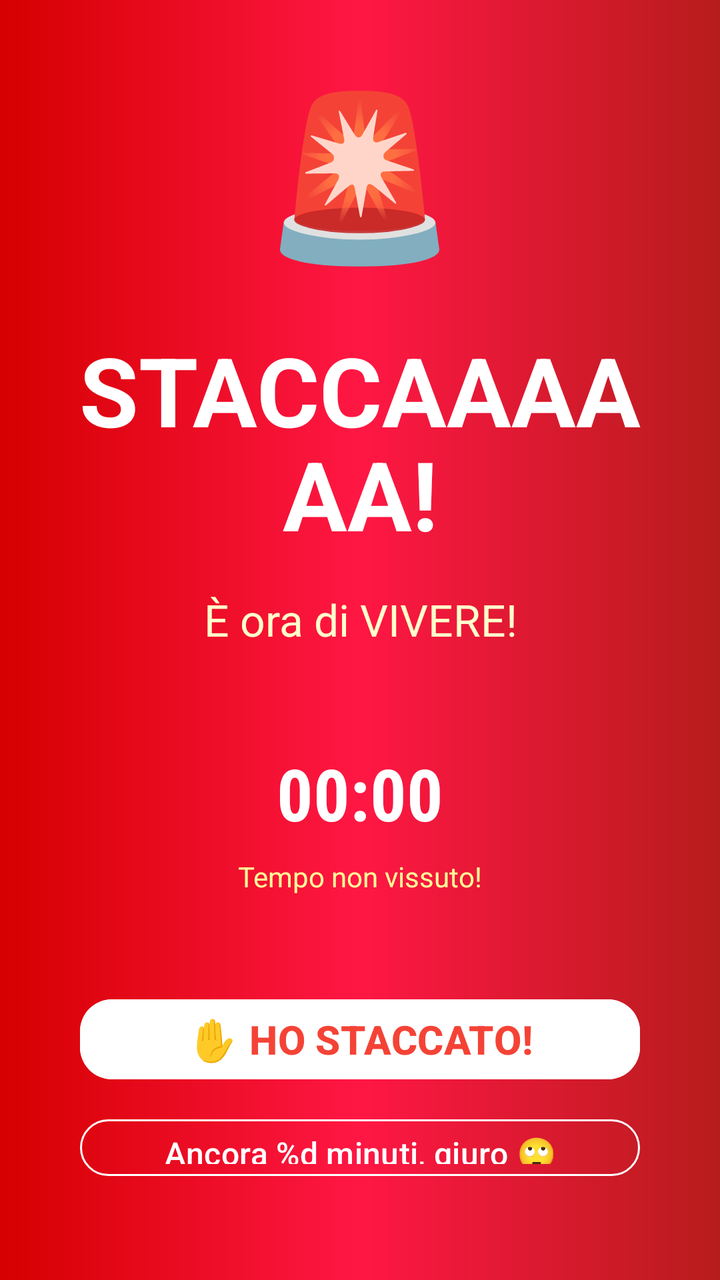
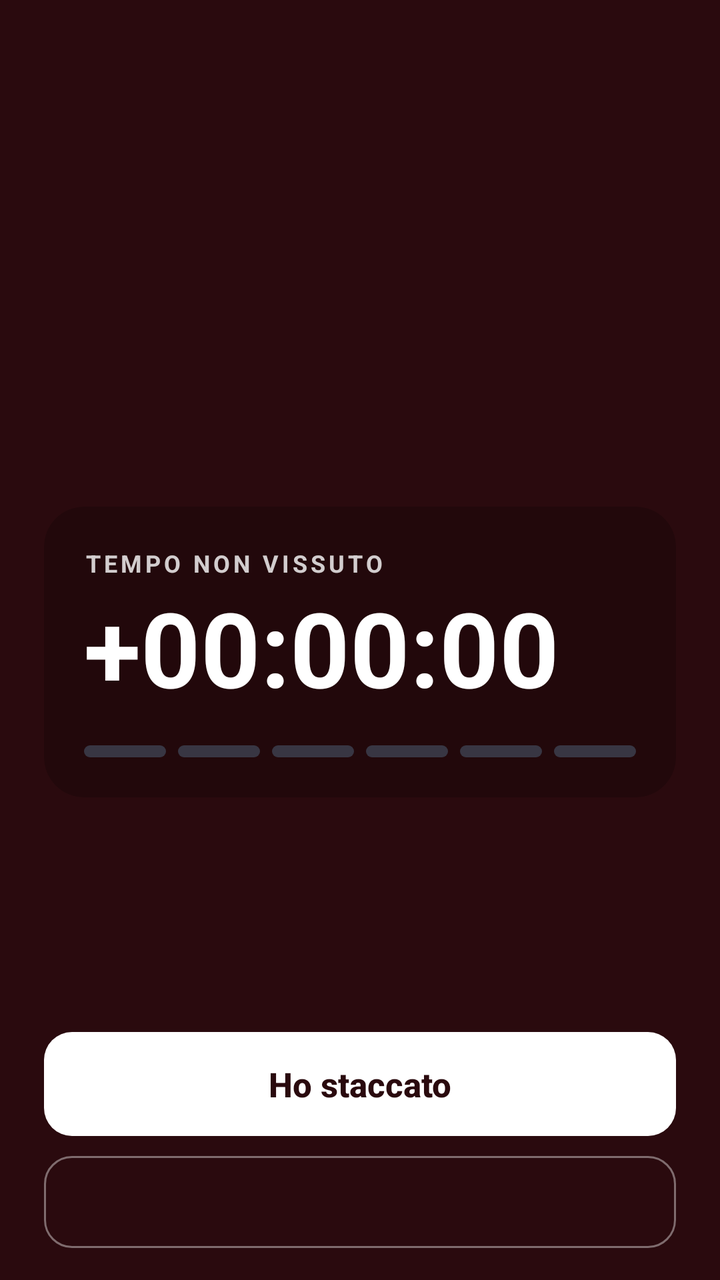

Screens rendered from an Android XML layout before and after an edit, with the pre-edit source and the edit as a unified diff.
<!-- AndroidManifest.xml: activity theme Theme.Stacca.FullScreen -->
<!-- res/layout/activity_fullscreen_alert.xml -->
<?xml version="1.0" encoding="utf-8"?>
<FrameLayout xmlns:android="http://schemas.android.com/apk/res/android"
    xmlns:app="http://schemas.android.com/apk/res-auto"
    android:layout_width="match_parent"
    android:layout_height="match_parent"
    android:background="@drawable/alert_background">

    <LinearLayout
        android:layout_width="match_parent"
        android:layout_height="match_parent"
        android:orientation="vertical"
        android:gravity="center"
        android:padding="32dp">

        
        <TextView
            android:id="@+id/tvAlertEmoji"
            android:layout_width="wrap_content"
            android:layout_height="wrap_content"
            android:text="🚨"
            android:textSize="80sp"
            android:layout_marginBottom="24dp" />

        
        <TextView
            android:id="@+id/tvAlertTitle"
            android:layout_width="wrap_content"
            android:layout_height="wrap_content"
            android:text="@string/fullscreen_title"
            style="@style/TextAppearance.Stacca.Alert"
            android:gravity="center"
            android:layout_marginBottom="16dp" />

        
        <TextView
            android:id="@+id/tvAlertMessage"
            android:layout_width="wrap_content"
            android:layout_height="wrap_content"
            android:text="@string/fullscreen_subtitle"
            android:textSize="22sp"
            android:textColor="#FFFFFFCC"
            android:gravity="center"
            android:layout_marginBottom="48dp"
            android:lineSpacingExtra="4dp" />

        
        <TextView
            android:id="@+id/tvOvertimeCounter"
            android:layout_width="wrap_content"
            android:layout_height="wrap_content"
            android:text="00:00"
            android:textSize="36sp"
            android:textStyle="bold"
            android:textColor="@color/white"
            android:fontFamily="sans-serif-condensed"
            android:layout_marginBottom="8dp" />

        <TextView
            android:layout_width="wrap_content"
            android:layout_height="wrap_content"
            android:text="@string/overtime"
            android:textSize="14sp"
            android:textColor="#FFFFFF99"
            android:layout_marginBottom="48dp" />

        
        <com.google.android.material.button.MaterialButton
            android:id="@+id/btnStopWork"
            android:layout_width="280dp"
            android:layout_height="wrap_content"
            android:text="@string/btn_ho_staccato"
            style="@style/Widget.Stacca.Button.Primary"
            android:backgroundTint="@color/white"
            android:textColor="@color/alert_nuclear"
            android:textSize="20sp"
            android:layout_marginBottom="12dp" />

        <com.google.android.material.button.MaterialButton
            android:id="@+id/btnSnooze"
            android:layout_width="280dp"
            android:layout_height="wrap_content"
            android:text="@string/btn_snooze"
            style="@style/Widget.Stacca.Button.Secondary"
            app:strokeColor="@color/white"
            android:textColor="@color/white"
            android:layout_marginBottom="16dp" />

    </LinearLayout>
</FrameLayout>
<!-- resources referenced by this layout -->
<resources>
  <color name="alert_nuclear">#F44336</color>
  <color name="white">#FFFFFF</color>
  <!-- drawable alert_background (drawable) -->
  <?xml version="1.0" encoding="utf-8"?>
  <shape xmlns:android="http://schemas.android.com/apk/res/android"
      android:shape="rectangle">
      <gradient
          android:angle="180"
          android:startColor="#B71C1C"
          android:centerColor="#FF1744"
          android:endColor="#D50000"
          android:type="linear" />
  </shape>
  <string name="btn_ho_staccato">✋ HO STACCATO!</string>
  <string name="btn_snooze">Ancora %d minuti, giuro 🙄</string>
  <string name="fullscreen_subtitle">È ora di VIVERE!</string>
  <string name="fullscreen_title">STACCAAAAAA!</string>
  <string name="overtime">Tempo non vissuto!</string>
  <style name="TextAppearance.Stacca.Alert" parent="TextAppearance.Material3.DisplayMedium">
          <item name="android:textSize">48sp</item>
          <item name="android:textStyle">bold</item>
          <item name="android:textColor">@color/white</item>
          <item name="android:fontFamily">sans-serif-black</item>
      </style>
  <style name="Widget.Stacca.Button.Primary" parent="Widget.Material3.Button">
          <item name="android:textSize">16sp</item>
          <item name="android:textStyle">bold</item>
          <item name="android:textColor">@color/white</item>
          <item name="android:textAllCaps">false</item>
          <item name="cornerRadius">16dp</item>
      </style>
  <style name="Widget.Stacca.Button.Secondary" parent="Widget.Material3.Button.OutlinedButton">
          <item name="android:textSize">16sp</item>
          <item name="cornerRadius">16dp</item>
          <item name="strokeColor">@color/primary</item>
          <item name="android:textColor">@color/primary</item>
      </style>
  <style name="Theme.Stacca.FullScreen" parent="Theme.Stacca">
          <item name="android:windowFullscreen">true</item>
          <item name="android:windowNoTitle">true</item>
          <item name="android:windowBackground">@color/alert_nuclear</item>
      </style>
  <color name="primary">#FF6B35</color>
  <style name="Theme.Stacca" parent="Theme.Material3.Dark.NoActionBar">
          <item name="colorPrimary">@color/primary</item>
          <item name="colorPrimaryDark">@color/primary_dark</item>
          <item name="colorOnPrimary">@color/on_primary</item>
          <item name="colorSecondary">@color/secondary</item>
          <item name="colorOnSecondary">@color/on_secondary</item>
          <item name="colorTertiary">@color/tertiary</item>
          <item name="colorOnTertiary">@color/on_tertiary</item>
          <item name="android:colorBackground">@color/background_dark</item>
          <item name="colorSurface">@color/surface</item>
          <item name="colorSurfaceVariant">@color/surface_variant</item>
          <item name="android:textColorPrimary">@color/text_primary</item>
          <item name="android:textColorSecondary">@color/text_secondary</item>
          <item name="android:textColorHint">@color/text_hint</item>
          <item name="android:statusBarColor">@color/background_dark</item>
          <item name="android:navigationBarColor">@color/background_dark</item>
          <item name="android:windowBackground">@color/background_dark</item>
      </style>
  <color name="primary_dark">#E55A2B</color>
  <color name="on_primary">#FFFFFF</color>
  <color name="secondary">#7B2FF7</color>
  <color name="on_secondary">#FFFFFF</color>
  <color name="tertiary">#00C9A7</color>
  <color name="on_tertiary">#FFFFFF</color>
  <color name="background_dark">#0D0D1A</color>
  <color name="surface">#16213E</color>
  <color name="surface_variant">#1E2A4A</color>
  <color name="text_primary">#FFFFFF</color>
  <color name="text_secondary">#B0B0CC</color>
  <color name="text_hint">#6E6E8A</color>
</resources>

<!-- the commit's change to res/layout/activity_fullscreen_alert.xml (unified diff, before → after) -->
@@ -1,89 +1,147 @@
 <?xml version="1.0" encoding="utf-8"?>
 <FrameLayout xmlns:android="http://schemas.android.com/apk/res/android"
     xmlns:app="http://schemas.android.com/apk/res-auto"
+    android:id="@+id/alertRoot"
     android:layout_width="match_parent"
     android:layout_height="match_parent"
-    android:background="@drawable/alert_background">
+    android:background="@color/alert_bg_nuclear">
 
     <LinearLayout
         android:layout_width="match_parent"
         android:layout_height="match_parent"
         android:orientation="vertical"
-        android:gravity="center"
-        android:padding="32dp">
+        android:paddingStart="22dp"
+        android:paddingEnd="22dp"
+        android:paddingTop="24dp"
+        android:paddingBottom="16dp">
 
         
         <TextView
-            android:id="@+id/tvAlertEmoji"
+            android:id="@+id/tvAlertLevel"
             android:layout_width="wrap_content"
             android:layout_height="wrap_content"
-            android:text="🚨"
-            android:textSize="80sp"
-            android:layout_marginBottom="24dp" />
+            android:textSize="12sp"
+            android:textStyle="bold"
+            android:letterSpacing="0.14"
+            android:textColor="#CCFFFFFF" />
+
+        <Space
+            android:layout_width="match_parent"
+            android:layout_height="0dp"
+            android:layout_weight="1" />
 
         
         <TextView
             android:id="@+id/tvAlertTitle"
-            android:layout_width="wrap_content"
+            android:layout_width="match_parent"
             android:layout_height="wrap_content"
-            android:text="@string/fullscreen_title"
-            style="@style/TextAppearance.Stacca.Alert"
-            android:gravity="center"
-            android:layout_marginBottom="16dp" />
+            android:textSize="30sp"
+            android:fontFamily="sans-serif-black"
+            android:lineSpacingMultiplier="1.08"
+            android:letterSpacing="-0.01"
+            android:textColor="@color/white" />
+
+        <TextView
+            android:id="@+id/tvAlertMessage"
+            android:layout_width="match_parent"
+            android:layout_height="wrap_content"
+            android:layout_marginTop="10dp"
+            android:textSize="16sp"
+            android:lineSpacingMultiplier="1.15"
+            android:textColor="#D9FFFFFF" />
 
         
-        <TextView
-            android:id="@+id/tvAlertMessage"
-            android:layout_width="wrap_content"
+        <com.google.android.material.card.MaterialCardView
+            android:layout_width="match_parent"
             android:layout_height="wrap_content"
-            android:text="@string/fullscreen_subtitle"
-            android:textSize="22sp"
-            android:textColor="#FFFFFFCC"
-            android:gravity="center"
-            android:layout_marginBottom="48dp"
-            android:lineSpacingExtra="4dp" />
+            android:layout_marginTop="24dp"
+            app:cardBackgroundColor="#33000000"
+            app:cardCornerRadius="20dp"
+            app:cardElevation="0dp"
+            app:strokeWidth="0dp">
 
-        
-        <TextView
-            android:id="@+id/tvOvertimeCounter"
-            android:layout_width="wrap_content"
-            android:layout_height="wrap_content"
-            android:text="00:00"
-            android:textSize="36sp"
-            android:textStyle="bold"
-            android:textColor="@color/white"
-            android:fontFamily="sans-serif-condensed"
-            android:layout_marginBottom="8dp" />
+            <LinearLayout
+                android:layout_width="match_parent"
+                android:layout_height="wrap_content"
+                android:orientation="vertical"
+                android:padding="20dp">
 
-        <TextView
-            android:layout_width="wrap_content"
-            android:layout_height="wrap_content"
-            android:text="@string/overtime"
-            android:textSize="14sp"
-            android:textColor="#FFFFFF99"
-            android:layout_marginBottom="48dp" />
+                <TextView
+                    android:layout_width="wrap_content"
+                    android:layout_height="wrap_content"
+                    android:text="@string/tempo_non_vissuto_title"
+                    android:textSize="12sp"
+                    android:textStyle="bold"
+                    android:letterSpacing="0.14"
+                    android:textColor="#CCFFFFFF" />
 
-        
+                <TextView
+                    android:id="@+id/tvOvertimeCounter"
+                    android:layout_width="wrap_content"
+                    android:layout_height="wrap_content"
+                    android:layout_marginTop="6dp"
+                    android:text="+00:00:00"
+                    android:textSize="52sp"
+                    android:textStyle="bold"
+                    android:fontFeatureSettings="tnum"
+                    android:includeFontPadding="false"
+                    android:textColor="@color/white" />
+
+                
+                <LinearLayout
+                    android:id="@+id/alertSegments"
+                    android:layout_width="match_parent"
+                    android:layout_height="6dp"
+                    android:layout_marginTop="16dp"
+                    android:orientation="horizontal">
+
+                    <View android:layout_width="0dp" android:layout_height="match_parent" android:layout_weight="1" android:layout_marginEnd="6dp" android:background="@drawable/bg_segment" />
+                    <View android:layout_width="0dp" android:layout_height="match_parent" android:layout_weight="1" android:layout_marginEnd="6dp" android:background="@drawable/bg_segment" />
+                    <View android:layout_width="0dp" android:layout_height="match_parent" android:layout_weight="1" android:layout_marginEnd="6dp" android:background="@drawable/bg_segment" />
+                    <View android:layout_width="0dp" android:layout_height="match_parent" android:layout_weight="1" android:layout_marginEnd="6dp" android:background="@drawable/bg_segment" />
+                    <View android:layout_width="0dp" android:layout_height="match_parent" android:layout_weight="1" android:layout_marginEnd="6dp" android:background="@drawable/bg_segment" />
+                    <View android:layout_width="0dp" android:layout_height="match_parent" android:layout_weight="1" android:background="@drawable/bg_segment" />
+                </LinearLayout>
+            </LinearLayout>
+        </com.google.android.material.card.MaterialCardView>
+
+        <Space
+            android:layout_width="match_parent"
+            android:layout_height="0dp"
+            android:layout_weight="1" />
+
         <com.google.android.material.button.MaterialButton
             android:id="@+id/btnStopWork"
-            android:layout_width="280dp"
-            android:layout_height="wrap_content"
-            android:text="@string/btn_ho_staccato"
-            style="@style/Widget.Stacca.Button.Primary"
-            android:backgroundTint="@color/white"
-            android:textColor="@color/alert_nuclear"
-            android:textSize="20sp"
-            android:layout_marginBottom="12dp" />
+            android:layout_width="match_parent"
+            android:layout_height="52dp"
+            android:insetTop="0dp"
+            android:insetBottom="0dp"
+            android:text="@string/btn_ho_staccato_home"
+            android:textSize="17sp"
+            android:textStyle="bold"
+            android:textAllCaps="false"
+            android:letterSpacing="0"
+            android:textColor="@color/alert_bg_nuclear"
+            app:backgroundTint="@color/white"
+            app:cornerRadius="14dp"
+            app:elevation="0dp" />
 
         <com.google.android.material.button.MaterialButton
             android:id="@+id/btnSnooze"
-            android:layout_width="280dp"
-            android:layout_height="wrap_content"
-            android:text="@string/btn_snooze"
-            style="@style/Widget.Stacca.Button.Secondary"
-            app:strokeColor="@color/white"
+            style="@style/Widget.Material3.Button.OutlinedButton"
+            android:layout_width="match_parent"
+            android:layout_height="46dp"
+            android:layout_marginTop="10dp"
+            android:insetTop="0dp"
+            android:insetBottom="0dp"
+            android:textSize="15sp"
+            android:textStyle="bold"
+            android:textAllCaps="false"
+            android:letterSpacing="0"
             android:textColor="@color/white"
-            android:layout_marginBottom="16dp" />
+            app:strokeColor="#66FFFFFF"
+            app:strokeWidth="1dp"
+            app:cornerRadius="14dp" />
 
     </LinearLayout>
 </FrameLayout>
<!-- resource entries referenced after the edit -->
@@ -1,47 +1,23 @@
 <!-- resources referenced by this layout -->
 <resources>
+  <color name="alert_bg_nuclear">#2A0A0E</color>
   <color name="alert_nuclear">#F44336</color>
   <color name="white">#FFFFFF</color>
-  <!-- drawable alert_background (drawable) -->
+  <!-- drawable bg_segment (drawable) -->
   <?xml version="1.0" encoding="utf-8"?>
   <shape xmlns:android="http://schemas.android.com/apk/res/android"
       android:shape="rectangle">
-      <gradient
-          android:angle="180"
-          android:startColor="#B71C1C"
-          android:centerColor="#FF1744"
-          android:endColor="#D50000"
-          android:type="linear" />
+      <solid android:color="@color/home_border" />
+      <corners android:radius="3dp" />
   </shape>
-  <string name="btn_ho_staccato">✋ HO STACCATO!</string>
-  <string name="btn_snooze">Ancora %d minuti, giuro 🙄</string>
-  <string name="fullscreen_subtitle">È ora di VIVERE!</string>
-  <string name="fullscreen_title">STACCAAAAAA!</string>
-  <string name="overtime">Tempo non vissuto!</string>
-  <style name="TextAppearance.Stacca.Alert" parent="TextAppearance.Material3.DisplayMedium">
-          <item name="android:textSize">48sp</item>
-          <item name="android:textStyle">bold</item>
-          <item name="android:textColor">@color/white</item>
-          <item name="android:fontFamily">sans-serif-black</item>
-      </style>
-  <style name="Widget.Stacca.Button.Primary" parent="Widget.Material3.Button">
-          <item name="android:textSize">16sp</item>
-          <item name="android:textStyle">bold</item>
-          <item name="android:textColor">@color/white</item>
-          <item name="android:textAllCaps">false</item>
-          <item name="cornerRadius">16dp</item>
-      </style>
-  <style name="Widget.Stacca.Button.Secondary" parent="Widget.Material3.Button.OutlinedButton">
-          <item name="android:textSize">16sp</item>
-          <item name="cornerRadius">16dp</item>
-          <item name="strokeColor">@color/primary</item>
-          <item name="android:textColor">@color/primary</item>
-      </style>
+  <string name="btn_ho_staccato_home">Ho staccato</string>
+  <string name="tempo_non_vissuto_title">TEMPO NON VISSUTO</string>
   <style name="Theme.Stacca.FullScreen" parent="Theme.Stacca">
           <item name="android:windowFullscreen">true</item>
           <item name="android:windowNoTitle">true</item>
           <item name="android:windowBackground">@color/alert_nuclear</item>
       </style>
+  <color name="home_border">#383643</color>
   <color name="primary">#FF6B35</color>
   <style name="Theme.Stacca" parent="Theme.Material3.Dark.NoActionBar">
           <item name="colorPrimary">@color/primary</item>
